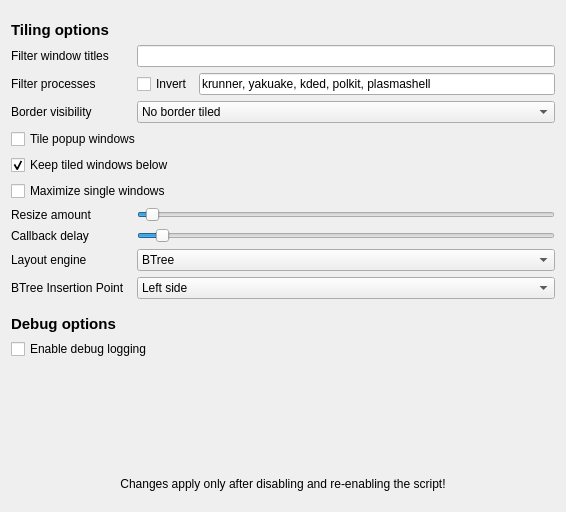
Old version of the form res/config.ui in the repository zeroxoneafour/polonium.
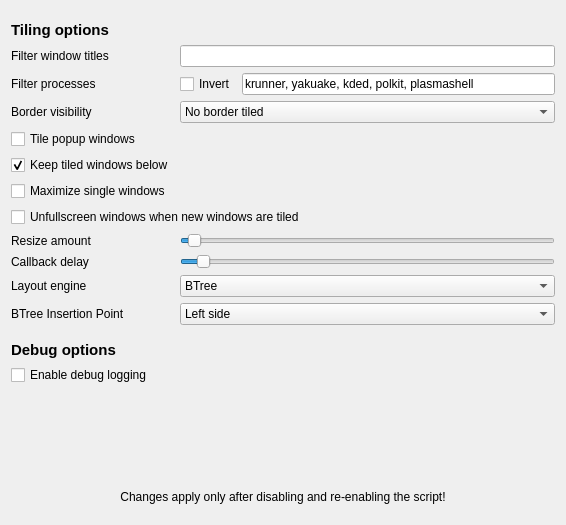
New version of the form.

Diff of the .ui file:
```diff
--- a/res/config.ui
+++ b/res/config.ui
@@ -7,14 +7,140 @@
     <x>0</x>
     <y>0</y>
     <width>566</width>
-    <height>512</height>
+    <height>525</height>
    </rect>
   </property>
   <property name="windowTitle">
    <string>Polonium</string>
   </property>
   <layout class="QGridLayout" name="gridLayout">
-   <item row="28" column="3">
+   <item row="8" column="1">
+    <widget class="QLabel" name="label_2">
+     <property name="text">
+      <string>Filter processes</string>
+     </property>
+    </widget>
+   </item>
+   <item row="11" column="1" colspan="2">
+    <widget class="QCheckBox" name="kcfg_TilePopups">
+     <property name="toolTip">
+      <string>&lt;html&gt;&lt;head/&gt;&lt;body&gt;&lt;p&gt;Tile popup/placeholder windows or not&lt;/p&gt;&lt;/body&gt;&lt;/html&gt;</string>
+     </property>
+     <property name="text">
+      <string>Tile popup windows</string>
+     </property>
+    </widget>
+   </item>
+   <item row="39" column="1" colspan="2">
+    <spacer name="verticalSpacer_4">
+     <property name="orientation">
+      <enum>Qt::Vertical</enum>
+     </property>
+     <property name="sizeType">
+      <enum>QSizePolicy::Fixed</enum>
+     </property>
+     <property name="sizeHint" stdset="0">
+      <size>
+       <width>0</width>
+       <height>10</height>
+      </size>
+     </property>
+    </spacer>
+   </item>
+   <item row="32" column="1" colspan="2">
+    <widget class="QLabel" name="label_5">
+     <property name="sizePolicy">
+      <sizepolicy hsizetype="Preferred" vsizetype="Preferred">
+       <horstretch>0</horstretch>
+       <verstretch>0</verstretch>
+      </sizepolicy>
+     </property>
+     <property name="font">
+      <font>
+       <pointsize>11</pointsize>
+       <weight>75</weight>
+       <bold>true</bold>
+      </font>
+     </property>
+     <property name="text">
+      <string>Debug options</string>
+     </property>
+    </widget>
+   </item>
+   <item row="12" column="1">
+    <widget class="QCheckBox" name="kcfg_KeepTiledBelow">
+     <property name="text">
+      <string>Keep tiled windows below</string>
+     </property>
+     <property name="checked">
+      <bool>true</bool>
+     </property>
+    </widget>
+   </item>
+   <item row="9" column="2">
+    <widget class="QComboBox" name="kcfg_Borders">
+     <property name="toolTip">
+      <string>&lt;html&gt;&lt;head/&gt;&lt;body&gt;&lt;p&gt;Changes where borders are or aren't&lt;/p&gt;&lt;/body&gt;&lt;/html&gt;</string>
+     </property>
+     <property name="currentIndex">
+      <number>1</number>
+     </property>
+     <item>
+      <property name="text">
+       <string>No border all</string>
+      </property>
+     </item>
+     <item>
+      <property name="text">
+       <string>No border tiled</string>
+      </property>
+     </item>
+     <item>
+      <property name="text">
+       <string>Border selected</string>
+      </property>
+     </item>
+     <item>
+      <property name="text">
+       <string>Border all</string>
+      </property>
+     </item>
+    </widget>
+   </item>
+   <item row="16" column="1" colspan="2">
+    <widget class="QCheckBox" name="kcfg_MaximizeSingle">
+     <property name="text">
+      <string>Maximize single windows</string>
+     </property>
+    </widget>
+   </item>
+   <item row="35" column="1" colspan="2">
+    <spacer name="verticalSpacer_5">
+     <property name="orientation">
+      <enum>Qt::Vertical</enum>
+     </property>
+     <property name="sizeType">
+      <enum>QSizePolicy::Fixed</enum>
+     </property>
+     <property name="sizeHint" stdset="0">
+      <size>
+       <width>0</width>
+       <height>10</height>
+      </size>
+     </property>
+    </spacer>
+   </item>
+   <item row="38" column="1" colspan="2">
+    <widget class="QLabel" name="label">
+     <property name="text">
+      <string>Changes apply only after disabling and re-enabling the script!</string>
+     </property>
+     <property name="alignment">
+      <set>Qt::AlignCenter</set>
+     </property>
+    </widget>
+   </item>
+   <item row="29" column="2">
     <widget class="QComboBox" name="kcfg_BTreeInsertionPoint">
      <property name="toolTip">
       <string>Select where in the binary tree representation of the window layout new windows are placed.
@@ -38,23 +164,31 @@
      </item>
     </widget>
    </item>
-   <item row="30" column="1" colspan="3">
-    <spacer name="verticalSpacer_3">
-     <property name="orientation">
-      <enum>Qt::Vertical</enum>
+   <item row="2" column="1" colspan="2">
+    <widget class="QLabel" name="label_6">
+     <property name="font">
+      <font>
+       <pointsize>11</pointsize>
+       <weight>75</weight>
+       <bold>true</bold>
+      </font>
      </property>
-     <property name="sizeType">
-      <enum>QSizePolicy::Fixed</enum>
+     <property name="text">
+      <string>Tiling options</string>
      </property>
-     <property name="sizeHint" stdset="0">
-      <size>
-       <width>0</width>
-       <height>10</height>
-      </size>
+    </widget>
+   </item>
+   <item row="28" column="1">
+    <widget class="QLabel" name="label_4">
+     <property name="whatsThis">
+      <string>&lt;html&gt;&lt;head/&gt;&lt;body&gt;&lt;p&gt;&lt;br/&gt;&lt;/p&gt;&lt;/body&gt;&lt;/html&gt;</string>
      </property>
-    </spacer>
+     <property name="text">
+      <string>Layout engine</string>
+     </property>
+    </widget>
    </item>
-   <item row="27" column="3">
+   <item row="28" column="2">
     <widget class="QComboBox" name="kcfg_DefaultEngine">
      <property name="toolTip">
       <string>&lt;html&gt;&lt;head/&gt;&lt;body&gt;&lt;p&gt;Select which default layout engine to use&lt;/p&gt;&lt;/body&gt;&lt;/html&gt;</string>
@@ -89,33 +223,17 @@
      </item>
     </widget>
    </item>
-   <item row="11" column="1" colspan="3">
-    <widget class="QCheckBox" name="kcfg_TilePopups">
+   <item row="33" column="1" colspan="2">
+    <widget class="QCheckBox" name="kcfg_Debug">
      <property name="toolTip">
       <string>&lt;html&gt;&lt;head/&gt;&lt;body&gt;&lt;p&gt;Tile popup/placeholder windows or not&lt;/p&gt;&lt;/body&gt;&lt;/html&gt;</string>
      </property>
      <property name="text">
-      <string>Tile popup windows</string>
+      <string>Enable debug logging</string>
      </property>
     </widget>
    </item>
-   <item row="34" column="1" colspan="3">
-    <spacer name="verticalSpacer_5">
-     <property name="orientation">
-      <enum>Qt::Vertical</enum>
-     </property>
-     <property name="sizeType">
-      <enum>QSizePolicy::Fixed</enum>
-     </property>
-     <property name="sizeHint" stdset="0">
-      <size>
-       <width>0</width>
-       <height>10</height>
-      </size>
-     </property>
-    </spacer>
-   </item>
-   <item row="35" column="1" colspan="3">
+   <item row="36" column="1" colspan="2">
     <spacer name="verticalSpacer">
      <property name="orientation">
       <enum>Qt::Vertical</enum>
@@ -128,14 +246,119 @@
      </property>
     </spacer>
    </item>
-   <item row="28" column="1">
+   <item row="27" column="1">
+    <widget class="QLabel" name="label_10">
+     <property name="toolTip">
+      <string>&lt;html&gt;&lt;head/&gt;&lt;body&gt;&lt;p&gt;The delay before timer callbacks are called. Increase for up to a 200 ms delay, decrease for down to a 1 ms delay. Delay should be higher for slower computers.&lt;/p&gt;&lt;/body&gt;&lt;/html&gt;</string>
+     </property>
+     <property name="text">
+      <string>Callback delay</string>
+     </property>
+    </widget>
+   </item>
+   <item row="29" column="1">
     <widget class="QLabel" name="label_7">
      <property name="text">
       <string>BTree Insertion Point</string>
      </property>
     </widget>
    </item>
-   <item row="8" column="3">
+   <item row="6" column="1">
+    <widget class="QLabel" name="label_8">
+     <property name="toolTip">
+      <string>&lt;html&gt;&lt;head/&gt;&lt;body&gt;&lt;p&gt;&lt;br/&gt;&lt;/p&gt;&lt;/body&gt;&lt;/html&gt;</string>
+     </property>
+     <property name="text">
+      <string>Filter window titles</string>
+     </property>
+    </widget>
+   </item>
+   <item row="19" column="1">
+    <widget class="QLabel" name="label_9">
+     <property name="text">
+      <string>Resize amount</string>
+     </property>
+    </widget>
+   </item>
+   <item row="0" column="1" colspan="2">
+    <spacer name="verticalSpacer_2">
+     <property name="orientation">
+      <enum>Qt::Vertical</enum>
+     </property>
+     <property name="sizeType">
+      <enum>QSizePolicy::Fixed</enum>
+     </property>
+     <property name="sizeHint" stdset="0">
+      <size>
+       <width>0</width>
+       <height>10</height>
+      </size>
+     </property>
+    </spacer>
+   </item>
+   <item row="9" column="1">
+    <widget class="QLabel" name="label_3">
+     <property name="text">
+      <string>Border visibility</string>
+     </property>
+    </widget>
+   </item>
+   <item row="6" column="2">
+    <widget class="QLineEdit" name="kcfg_FilterClientCaption">
+     <property name="toolTip">
+      <string>Do not tile windows with these titles.
+Comma separated list of window titles.</string>
+     </property>
+     <property name="text">
+      <string/>
+     </property>
+    </widget>
+   </item>
+   <item row="27" column="2">
+    <widget class="QSlider" name="kcfg_TimerDelay">
+     <property name="toolTip">
+      <string>&lt;html&gt;&lt;head/&gt;&lt;body&gt;&lt;p&gt;The delay before timer callbacks are called. Increase for up to a 200 ms delay, decrease for down to a 1 ms delay. Delay should be higher for slower computers.&lt;/p&gt;&lt;/body&gt;&lt;/html&gt;</string>
+     </property>
+     <property name="minimum">
+      <number>1</number>
+     </property>
+     <property name="maximum">
+      <number>200</number>
+     </property>
+     <property name="value">
+      <number>10</number>
+     </property>
+     <property name="orientation">
+      <enum>Qt::Horizontal</enum>
+     </property>
+     <property name="tickPosition">
+      <enum>QSlider::NoTicks</enum>
+     </property>
+     <property name="tickInterval">
+      <number>0</number>
+     </property>
+    </widget>
+   </item>
+   <item row="19" column="2">
+    <widget class="QSlider" name="kcfg_ResizeAmount">
+     <property name="whatsThis">
+      <string>&lt;html&gt;&lt;head/&gt;&lt;body&gt;&lt;p&gt;&lt;br/&gt;&lt;/p&gt;&lt;/body&gt;&lt;/html&gt;</string>
+     </property>
+     <property name="minimum">
+      <number>1</number>
+     </property>
+     <property name="maximum">
+      <number>450</number>
+     </property>
+     <property name="value">
+      <number>10</number>
+     </property>
+     <property name="orientation">
+      <enum>Qt::Horizontal</enum>
+     </property>
+    </widget>
+   </item>
+   <item row="8" column="2">
     <layout class="QHBoxLayout" name="horizontalLayout">
      <item>
       <widget class="QCheckBox" name="kcfg_UseProcessWhitelist">
@@ -169,8 +392,8 @@
      </item>
     </layout>
    </item>
-   <item row="38" column="1" colspan="3">
-    <spacer name="verticalSpacer_4">
+   <item row="31" column="1" colspan="2">
+    <spacer name="verticalSpacer_3">
      <property name="orientation">
       <enum>Qt::Vertical</enum>
      </property>
@@ -185,226 +408,10 @@
      </property>
     </spacer>
    </item>
-   <item row="37" column="1" colspan="3">
-    <widget class="QLabel" name="label">
+   <item row="17" column="1" colspan="2">
+    <widget class="QCheckBox" name="kcfg_Unfullscreen">
      <property name="text">
-      <string>Changes apply only after disabling and re-enabling the script!</string>
-     </property>
-     <property name="alignment">
-      <set>Qt::AlignCenter</set>
-     </property>
-    </widget>
-   </item>
-   <item row="31" column="1" colspan="3">
-    <widget class="QLabel" name="label_5">
-     <property name="sizePolicy">
-      <sizepolicy hsizetype="Preferred" vsizetype="Preferred">
-       <horstretch>0</horstretch>
-       <verstretch>0</verstretch>
-      </sizepolicy>
-     </property>
-     <property name="font">
-      <font>
-       <pointsize>11</pointsize>
-       <weight>75</weight>
-       <bold>true</bold>
-      </font>
-     </property>
-     <property name="text">
-      <string>Debug options</string>
-     </property>
-    </widget>
-   </item>
-   <item row="32" column="1" colspan="3">
-    <widget class="QCheckBox" name="kcfg_Debug">
-     <property name="toolTip">
-      <string>&lt;html&gt;&lt;head/&gt;&lt;body&gt;&lt;p&gt;Spams your user journal&lt;/p&gt;&lt;/body&gt;&lt;/html&gt;</string>
-     </property>
-     <property name="text">
-      <string>Enable debug logging</string>
-     </property>
-    </widget>
-   </item>
-   <item row="18" column="1">
-    <widget class="QLabel" name="label_9">
-     <property name="text">
-      <string>Resize amount</string>
-     </property>
-    </widget>
-   </item>
-   <item row="9" column="1">
-    <widget class="QLabel" name="label_3">
-     <property name="text">
-      <string>Border visibility</string>
-     </property>
-    </widget>
-   </item>
-   <item row="6" column="3">
-    <widget class="QLineEdit" name="kcfg_FilterClientCaption">
-     <property name="toolTip">
-      <string>Do not tile windows with these titles.
-Comma separated list of window titles.</string>
-     </property>
-     <property name="text">
-      <string/>
-     </property>
-    </widget>
-   </item>
-   <item row="6" column="1">
-    <widget class="QLabel" name="label_8">
-     <property name="toolTip">
-      <string>&lt;html&gt;&lt;head/&gt;&lt;body&gt;&lt;p&gt;&lt;br/&gt;&lt;/p&gt;&lt;/body&gt;&lt;/html&gt;</string>
-     </property>
-     <property name="text">
-      <string>Filter window titles</string>
-     </property>
-    </widget>
-   </item>
-   <item row="16" column="1" colspan="3">
-    <widget class="QCheckBox" name="kcfg_MaximizeSingle">
-     <property name="text">
-      <string>Maximize single windows</string>
-     </property>
-    </widget>
-   </item>
-   <item row="18" column="3">
-    <widget class="QSlider" name="kcfg_ResizeAmount">
-     <property name="whatsThis">
-      <string>&lt;html&gt;&lt;head/&gt;&lt;body&gt;&lt;p&gt;&lt;br/&gt;&lt;/p&gt;&lt;/body&gt;&lt;/html&gt;</string>
-     </property>
-     <property name="minimum">
-      <number>1</number>
-     </property>
-     <property name="maximum">
-      <number>450</number>
-     </property>
-     <property name="value">
-      <number>10</number>
-     </property>
-     <property name="orientation">
-      <enum>Qt::Horizontal</enum>
-     </property>
-    </widget>
-   </item>
-   <item row="0" column="1" colspan="3">
-    <spacer name="verticalSpacer_2">
-     <property name="orientation">
-      <enum>Qt::Vertical</enum>
-     </property>
-     <property name="sizeType">
-      <enum>QSizePolicy::Fixed</enum>
-     </property>
-     <property name="sizeHint" stdset="0">
-      <size>
-       <width>0</width>
-       <height>10</height>
-      </size>
-     </property>
-    </spacer>
-   </item>
-   <item row="9" column="3">
-    <widget class="QComboBox" name="kcfg_Borders">
-     <property name="toolTip">
-      <string>&lt;html&gt;&lt;head/&gt;&lt;body&gt;&lt;p&gt;Changes where borders are or aren't&lt;/p&gt;&lt;/body&gt;&lt;/html&gt;</string>
-     </property>
-     <property name="currentIndex">
-      <number>1</number>
-     </property>
-     <item>
-      <property name="text">
-       <string>No border all</string>
-      </property>
-     </item>
-     <item>
-      <property name="text">
-       <string>No border tiled</string>
-      </property>
-     </item>
-     <item>
-      <property name="text">
-       <string>Border selected</string>
-      </property>
-     </item>
-     <item>
-      <property name="text">
-       <string>Border all</string>
-      </property>
-     </item>
-    </widget>
-   </item>
-   <item row="15" column="1" colspan="3">
-    <widget class="QCheckBox" name="kcfg_KeepTiledBelow">
-     <property name="text">
-      <string>Keep tiled windows below</string>
-     </property>
-     <property name="checked">
-      <bool>true</bool>
-     </property>
-    </widget>
-   </item>
-   <item row="27" column="1">
-    <widget class="QLabel" name="label_4">
-     <property name="whatsThis">
-      <string>&lt;html&gt;&lt;head/&gt;&lt;body&gt;&lt;p&gt;&lt;br/&gt;&lt;/p&gt;&lt;/body&gt;&lt;/html&gt;</string>
-     </property>
-     <property name="text">
-      <string>Layout engine</string>
-     </property>
-    </widget>
-   </item>
-   <item row="8" column="1">
-    <widget class="QLabel" name="label_2">
-     <property name="text">
-      <string>Filter processes</string>
-     </property>
-    </widget>
-   </item>
-   <item row="2" column="1" colspan="3">
-    <widget class="QLabel" name="label_6">
-     <property name="font">
-      <font>
-       <pointsize>11</pointsize>
-       <weight>75</weight>
-       <bold>true</bold>
-      </font>
-     </property>
-     <property name="text">
-      <string>Tiling options</string>
-     </property>
-    </widget>
-   </item>
-   <item row="26" column="3">
-    <widget class="QSlider" name="kcfg_TimerDelay">
-     <property name="toolTip">
-      <string>&lt;html&gt;&lt;head/&gt;&lt;body&gt;&lt;p&gt;The delay before timer callbacks are called. Increase for up to a 200 ms delay, decrease for down to a 1 ms delay. Delay should be higher for slower computers.&lt;/p&gt;&lt;/body&gt;&lt;/html&gt;</string>
-     </property>
-     <property name="minimum">
-      <number>1</number>
-     </property>
-     <property name="maximum">
-      <number>200</number>
-     </property>
-     <property name="value">
-      <number>10</number>
-     </property>
-     <property name="orientation">
-      <enum>Qt::Horizontal</enum>
-     </property>
-     <property name="tickPosition">
-      <enum>QSlider::NoTicks</enum>
-     </property>
-     <property name="tickInterval">
-      <number>0</number>
-     </property>
-    </widget>
-   </item>
-   <item row="26" column="1">
-    <widget class="QLabel" name="label_10">
-     <property name="toolTip">
-      <string>&lt;html&gt;&lt;head/&gt;&lt;body&gt;&lt;p&gt;The delay before timer callbacks are called. Increase for up to a 200 ms delay, decrease for down to a 1 ms delay. Delay should be higher for slower computers.&lt;/p&gt;&lt;/body&gt;&lt;/html&gt;</string>
-     </property>
-     <property name="text">
-      <string>Callback delay</string>
+      <string>Unfullscreen windows when new windows are tiled</string>
      </property>
     </widget>
    </item>
```
Left out of the diff: 2 changed lines with no effect on the pictures.
